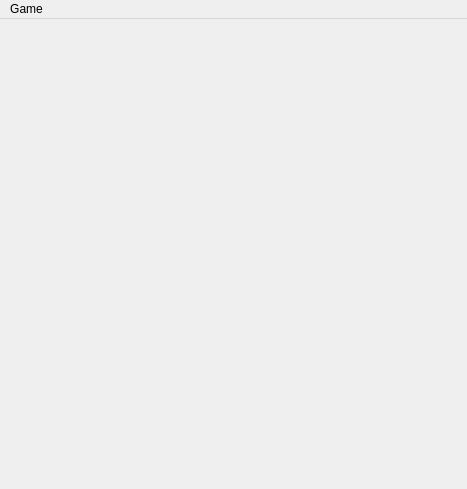
Old version of the form mainwindow.ui in the repository vladydan/gomoku.
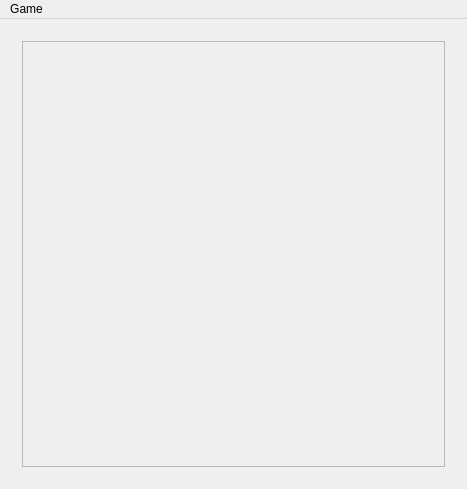
New version of the form. The open tabs and pages were chosen to show the change.

Commit message: Fix sfml resize

The edit to the form file:
```diff
--- a/mainwindow.ui
+++ b/mainwindow.ui
@@ -14,8 +14,8 @@
    <string>MainWindow</string>
   </property>
   <widget class="QWidget" name="centralWidget">
-   <layout class="QVBoxLayout" name="verticalLayout">
-    <item>
+   <layout class="QGridLayout" name="gridLayout">
+    <item row="0" column="0">
      <widget class="QStackedWidget" name="stackedWidget">
       <property name="currentIndex">
        <number>0</number>
@@ -182,29 +182,17 @@
        </layout>
       </widget>
       <widget class="QWidget" name="gameRoom">
-       <layout class="QGridLayout" name="gridLayout_4">
-        <item row="0" column="0">
-         <layout class="QGridLayout" name="gridLayout">
-          <property name="sizeConstraint">
-           <enum>QLayout::SetDefaultConstraint</enum>
-          </property>
-          <item row="0" column="0" alignment="Qt::AlignHCenter|Qt::AlignVCenter">
+       <layout class="QGridLayout" name="_2">
+        <item row="1" column="2">
            <widget class="QFrame" name="sfmlFrame">
-            <property name="minimumSize">
-             <size>
-              <width>400</width>
-              <height>400</height>
-             </size>
-            </property>
             <property name="frameShape">
-             <enum>QFrame::NoFrame</enum>
+           <enum>QFrame::StyledPanel</enum>
             </property>
             <property name="frameShadow">
-             <enum>QFrame::Plain</enum>
-            </property>
-           </widget>
-          </item>
-         </layout>
+           <enum>QFrame::Raised</enum>
+          </property>
+          <layout class="QVBoxLayout" name="verticalLayout"/>
+         </widget>
         </item>
        </layout>
       </widget>
```
Lines whose indentation alone changed are shown as unchanged. The commit also changes 2 other files.
